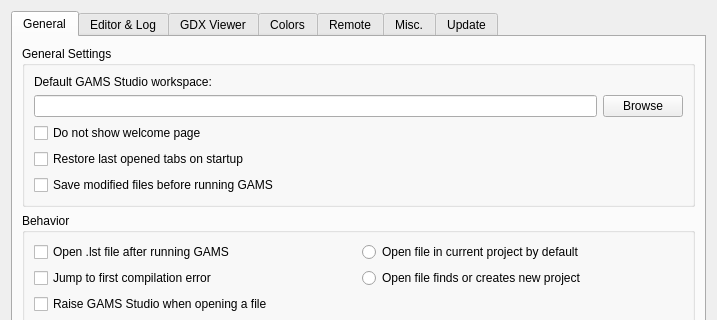
Qt form src/settingsdialog.ui (GAMS-dev/studio) before a commit; both pictures show x 0 to 717 and y 0 to 320 of the 717 by 517 pixel window.
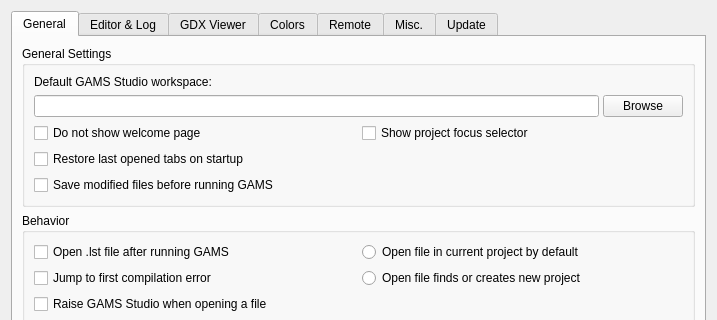
The same form after that commit. Icons and pictures are not drawn.

Commit message: single project mode to focus one project only

Patch:
```diff
--- a/src/settingsdialog.ui
+++ b/src/settingsdialog.ui
@@ -36,6 +36,32 @@
           <string>General Settings</string>
          </property>
          <layout class="QGridLayout" name="gridLayout_3">
+          <item row="5" column="0" colspan="2">
+           <widget class="QCheckBox" name="cb_autosave">
+            <property name="sizePolicy">
+             <sizepolicy hsizetype="Minimum" vsizetype="Preferred">
+              <horstretch>0</horstretch>
+              <verstretch>0</verstretch>
+             </sizepolicy>
+            </property>
+            <property name="text">
+             <string>Save modified files before running GAMS</string>
+            </property>
+           </widget>
+          </item>
+          <item row="4" column="0">
+           <widget class="QCheckBox" name="cb_restoretabs">
+            <property name="sizePolicy">
+             <sizepolicy hsizetype="Minimum" vsizetype="Preferred">
+              <horstretch>0</horstretch>
+              <verstretch>0</verstretch>
+             </sizepolicy>
+            </property>
+            <property name="text">
+             <string>Restore last opened tabs on startup</string>
+            </property>
+           </widget>
+          </item>
           <item row="0" column="0">
            <widget class="QLabel" name="label">
             <property name="text">
@@ -43,21 +69,7 @@
             </property>
            </widget>
           </item>
-          <item row="1" column="0">
-           <widget class="QLineEdit" name="txt_workspace">
-            <property name="placeholderText">
-             <string/>
-            </property>
-           </widget>
-          </item>
-          <item row="1" column="1">
-           <widget class="QPushButton" name="btn_browse">
-            <property name="text">
-             <string>Browse</string>
-            </property>
-           </widget>
-          </item>
-          <item row="2" column="0">
+          <item row="3" column="0">
            <widget class="QCheckBox" name="cb_skipwelcome">
             <property name="sizePolicy">
              <sizepolicy hsizetype="Minimum" vsizetype="Preferred">
@@ -70,29 +82,45 @@
             </property>
            </widget>
           </item>
-          <item row="3" column="0">
-           <widget class="QCheckBox" name="cb_restoretabs">
-            <property name="sizePolicy">
-             <sizepolicy hsizetype="Minimum" vsizetype="Preferred">
-              <horstretch>0</horstretch>
-              <verstretch>0</verstretch>
-             </sizepolicy>
-            </property>
-            <property name="text">
-             <string>Restore last opened tabs on startup</string>
-            </property>
+          <item row="1" column="0" colspan="2">
+           <widget class="QWidget" name="widget_3" native="true">
+            <layout class="QHBoxLayout" name="horizontalLayout_7">
+             <property name="spacing">
+              <number>4</number>
+             </property>
+             <property name="leftMargin">
+              <number>0</number>
+             </property>
+             <property name="topMargin">
+              <number>0</number>
+             </property>
+             <property name="rightMargin">
+              <number>0</number>
+             </property>
+             <property name="bottomMargin">
+              <number>0</number>
+             </property>
+             <item>
+              <widget class="QLineEdit" name="txt_workspace">
+               <property name="placeholderText">
+                <string/>
+               </property>
+              </widget>
+             </item>
+             <item>
+              <widget class="QPushButton" name="btn_browse">
+               <property name="text">
+                <string>Browse</string>
+               </property>
+              </widget>
+             </item>
+            </layout>
            </widget>
           </item>
-          <item row="4" column="0" colspan="2">
-           <widget class="QCheckBox" name="cb_autosave">
-            <property name="sizePolicy">
-             <sizepolicy hsizetype="Minimum" vsizetype="Preferred">
-              <horstretch>0</horstretch>
-              <verstretch>0</verstretch>
-             </sizepolicy>
-            </property>
+          <item row="3" column="1">
+           <widget class="QCheckBox" name="cb_ProjectFocusSelector">
             <property name="text">
-             <string>Save modified files before running GAMS</string>
+             <string>Show project focus selector</string>
             </property>
            </widget>
           </item>
```
The commit also changes 15 other files.
